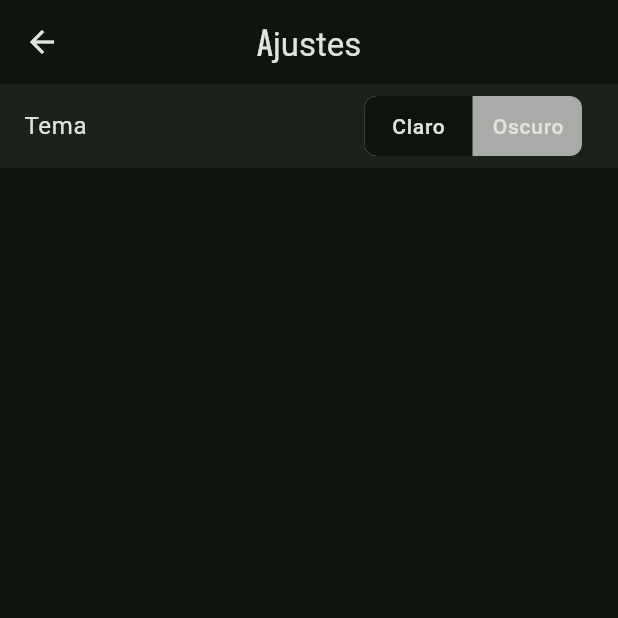
After one commit to VarEros/med_copilot_1, a Flutter app: the SettingsView screen opened directly, after a tap on "Claro", on a phone screen of 412 x 824 dp, the top half of it. The commit adds this screen. Run offline on Flutter 3.47's test engine with Material 3 defaults, Android fonts, the phone set to English and light mode, and no system bars; drawn by our look-alikes of toggle_switch; our stand-ins replace awesome_snackbar_content, curved_navigation_bar, google_fonts, mask_text_input_formatter, shared_preferences; missing offline and left inert: ai_barcode_scanner; accounts and stored records are empty; network calls fail; Roboto replaces fonts that are missing (Kanit).

Commit message:
settings sharedPRef

```diff
--- a/lib/main.dart
+++ b/lib/main.dart
@@ -8,29 +8,38 @@ import 'package:med_copilot_1/viewmodels/consultation_view_model.dart';
 import 'package:med_copilot_1/viewmodels/patient_view_model.dart';
 import 'package:med_copilot_1/views/consultation_list_view.dart';
 import 'package:med_copilot_1/views/patient_list_view.dart';
+import 'package:med_copilot_1/views/settings_view.dart';
 import 'package:provider/provider.dart';
 
-void main() {
-  runApp(const MainApp());
+void main() async {
+  WidgetsFlutterBinding.ensureInitialized();
+  final themeProvider = ThemeProvider();
+  await themeProvider.loadPreferences();
+  runApp(MultiProvider(
+      providers: [
+        ChangeNotifierProvider(create: (_) => PatientViewModel(PatientService())),
+        ChangeNotifierProvider(create: (_) => ConsultationViewModel(ConsultationService())),
+        ChangeNotifierProvider(create: (_) => themeProvider)
+      ],
+      child: const MainApp()
+    )
+  );
 }
+
 class MainApp extends StatelessWidget {
   const MainApp({super.key});
 
   @override
   Widget build(BuildContext context) {
-    return MultiProvider(
-      providers: [
-        ChangeNotifierProvider(create: (_) => PatientViewModel(PatientService())),
-        ChangeNotifierProvider(create: (_) => ConsultationViewModel(ConsultationService()))
-      ],
-      child: MaterialApp(
-        scaffoldMessengerKey: scaffoldKey,
-        theme: lightTheme,
-        darkTheme: darkTheme,
-        themeMode: ThemeMode.dark,
-        debugShowCheckedModeBanner: false,
-        home: const SafeArea(child: HomeScreen()),
-      ),
+    final themeProvider = Provider.of<ThemeProvider>(context);
+
+    return MaterialApp(
+      scaffoldMessengerKey: scaffoldKey,
+      theme: lightTheme,
+      darkTheme: darkTheme,
+      themeMode: themeProvider.themeMode,
+      debugShowCheckedModeBanner: false,
+      home: const SafeArea(child: HomeScreen()),
     );
   }
 }
@@ -49,7 +58,8 @@ class _HomeScreenState extends State<HomeScreen> {
   // Lista de Widgets para cada sección
   final List<Widget> _screens = [
     const PatientListView(),
-    const ConsultationListView()
+    const ConsultationListView(),
+    const SettingsView()
   ];
 
   @override
@@ -75,6 +85,11 @@ class _HomeScreenState extends State<HomeScreen> {
                   icon: Icon(Icons.folder),
                   selectedIcon: Icon(Icons.folder_outlined),
                   label: Text('Consultas'),
+                ),
+                NavigationRailDestination(
+                  icon: Icon(Icons.settings),
+                  selectedIcon: Icon(Icons.settings_outlined),
+                  label: Text('Ajustes'),
                 ),
               ],
             ),
--- a/lib/themes.dart
+++ b/lib/themes.dart
@@ -1,12 +1,17 @@
 import 'package:flutter/material.dart';
 import 'package:google_fonts/google_fonts.dart';
+import 'package:shared_preferences/shared_preferences.dart';
 
 final lightScheme = ColorScheme.fromSeed(
   seedColor: Colors.green,
   brightness: Brightness.light,
 );
+final darkScheme = ColorScheme.fromSeed(
+  seedColor: Colors.green,
+  brightness: Brightness.dark,
+);
 
-final ThemeData lightTheme = ThemeData(
+final lightTheme = ThemeData(
   fontFamily: GoogleFonts.kanit().fontFamily,
   colorScheme: lightScheme,
   appBarTheme: AppBarTheme(
@@ -17,18 +22,53 @@ final ThemeData lightTheme = ThemeData(
   inputDecorationTheme: const InputDecorationTheme(border: OutlineInputBorder())
 );
 
-final darkScheme = ColorScheme.fromSeed(
-  seedColor: Colors.green,
-  brightness: Brightness.dark,
-);
-
-final ThemeData darkTheme = ThemeData(
+final darkTheme = ThemeData(
   fontFamily: GoogleFonts.kanit().fontFamily,
   colorScheme: darkScheme,
   appBarTheme: const AppBarTheme(centerTitle: true),
   inputDecorationTheme: const InputDecorationTheme(border: OutlineInputBorder()),
   listTileTheme: ListTileThemeData(tileColor: darkScheme.surfaceContainer)
 );
+
+
+List<String?> fonts = [GoogleFonts.kanit().fontFamily, GoogleFonts.roboto().fontFamily, GoogleFonts.kanit().fontFamily];
+
+class ThemeProvider with ChangeNotifier {
+  late ThemeMode _themeMode;
+  late String _fontType;
+
+  ThemeMode get themeMode => _themeMode;
+  String get fontStyle => _fontType;
+
+  Future<void> toggleTheme() async {
+    if(_themeMode == ThemeMode.light) {
+      _themeMode = ThemeMode.dark;
+      await _saveThemeToPreferences('dark');
+    } else {
+      _themeMode = ThemeMode.light;
+      await _saveThemeToPreferences('light');
+    }
+    notifyListeners();
+  }
+
+  Future<void> _saveFontPreference() async {
+    final prefs = await SharedPreferences.getInstance();
+    await prefs.setString('font', _fontType.toString().split('.').last);
+  }
+
+  Future<void> loadPreferences() async {
+    final prefs = await SharedPreferences.getInstance();
+    final theme = prefs.getString('theme') ?? 'light';
+
+    _themeMode = theme == 'dark' ? ThemeMode.dark : ThemeMode.light;
+    notifyListeners();
+  }
+
+  Future<void> _saveThemeToPreferences(String theme) async {
+    final prefs = await SharedPreferences.getInstance();
+    await prefs.setString('theme', theme);
+  }
+}
 
 Widget getLogo(BuildContext context) {
   return Column(
--- a/lib/utils.dart
+++ b/lib/utils.dart
@@ -62,7 +62,6 @@ Widget getAddButton(
 
 class SnackbarManager {
   String object;
-
   SnackbarManager(this.object);
 
   successSnackbar(String action) {
--- /dev/null
+++ b/lib/views/settings_view.dart
@@ -0,0 +1,37 @@
+import 'package:flutter/material.dart';
+import 'package:med_copilot_1/themes.dart';
+import 'package:toggle_switch/toggle_switch.dart';
+import 'package:provider/provider.dart';
+
+class SettingsView extends StatefulWidget {
+  const SettingsView({super.key});
+
+  @override
+  State<SettingsView> createState() => _SettingsViewState();
+}
+
+class _SettingsViewState extends State<SettingsView> {
+
+  @override
+  Widget build(BuildContext context) {
+    final themeProvider = Provider.of<ThemeProvider>(context);
+
+    return Scaffold(
+      appBar: AppBar(title: const Text('Ajustes')),
+      body: Column(
+        children: [
+          ListTile(
+            title: const Text('Tema'),
+            trailing: ToggleSwitch(
+              totalSwitches: 2,
+              labels: const ['Claro', 'Oscuro'],
+              initialLabelIndex: 0,
+              changeOnTap: true,
+              onToggle: (index) => themeProvider.toggleTheme()
+            ),
+          )
+        ],
+      ),
+    );
+  }
+}
--- a/pubspec.yaml
+++ b/pubspec.yaml
@@ -18,6 +18,8 @@ dependencies:
   animated_theme_switcher: ^2.0.10
   awesome_snackbar_content: ^0.1.4
   mask_text_input_formatter: ^2.9.0
+  shared_preferences: ^2.1.1
+  toggle_switch: ^2.3.0
 
 dev_dependencies:
   flutter_test:
```
Also changed, not shown: pubspec.lock, 1 other file.
